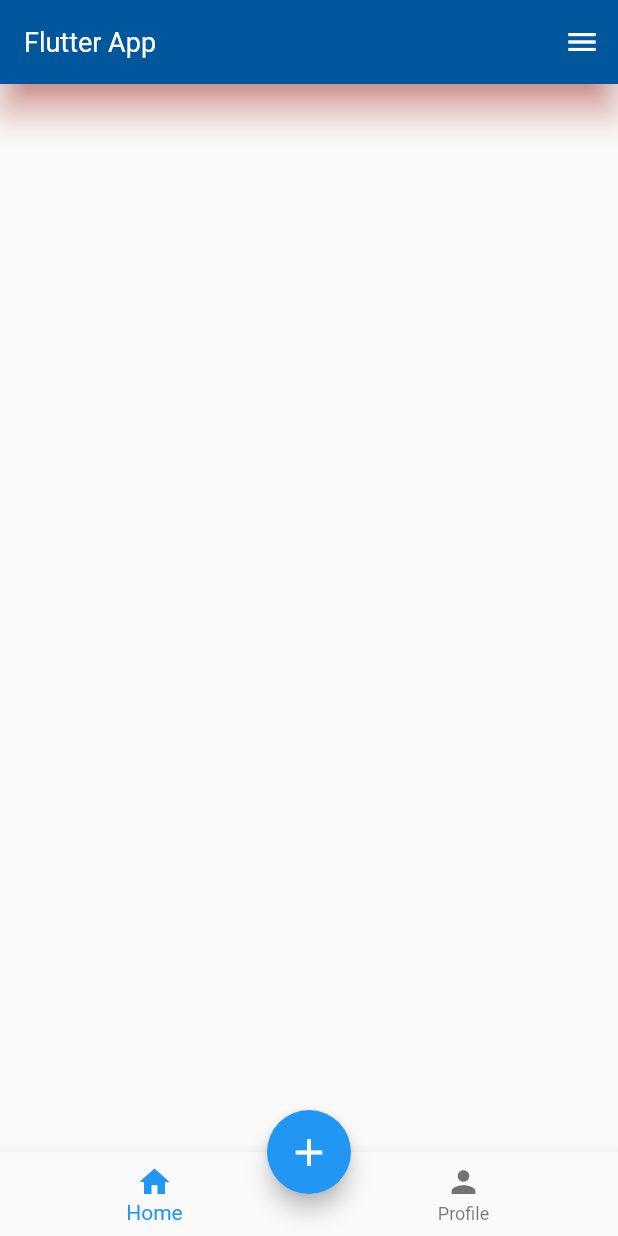
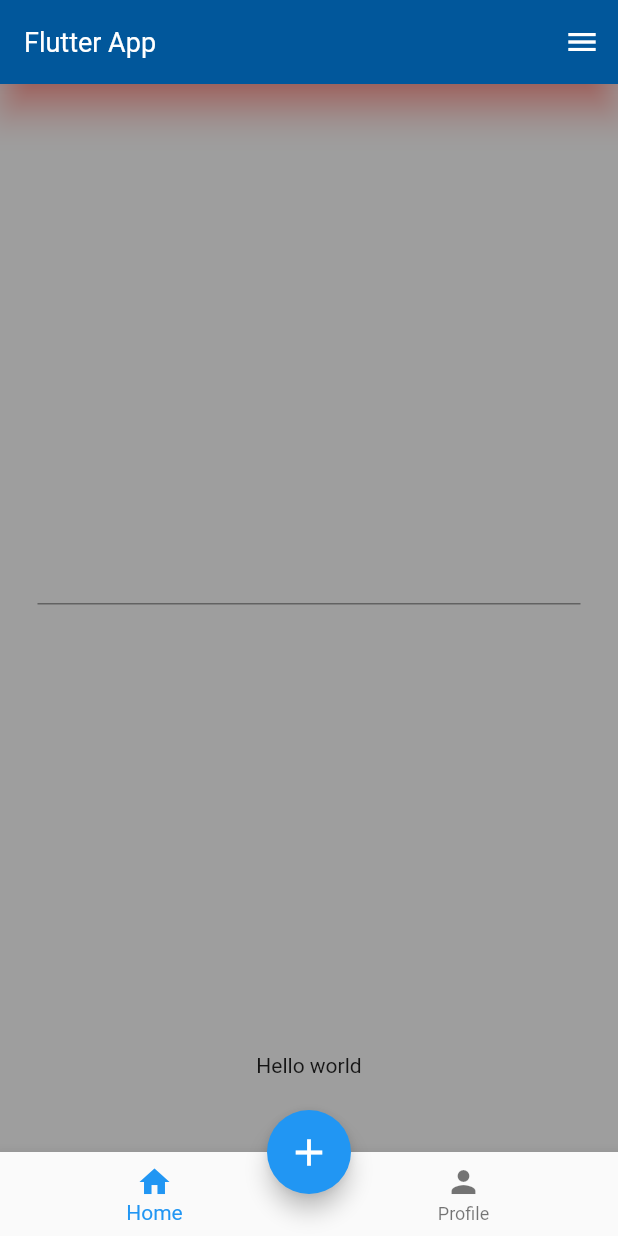
Before and after one commit to AgustinaGF/facebookFlutter, a Flutter app: the screen it shows after launch, on a phone screen of 412 x 824 dp. Run offline on Flutter 3.47's test engine with Material 2 defaults, Android fonts, the phone set to English and light mode, and no system bars.

Commit message:
Scaffold part 4

```diff
--- a/lib/widgets/scaffold.dart
+++ b/lib/widgets/scaffold.dart
@@ -7,6 +7,21 @@ class MyScaffold extends StatelessWidget {
   Widget build(BuildContext context) {
 
     return Scaffold(
+      body:Container(color:Colors.grey,width: double.infinity, height: double.infinity,
+        child: const Column(
+          children:[
+            Expanded(
+            child:Center(
+              child:Padding(padding: EdgeInsets.symmetric(horizontal:25),
+              child:TextField(),
+             ),
+            ),
+            ),
+            Text('Hello world'), SizedBox(height: 50,)],
+
+        )
+      ),
+
       //esta prop permite que se desahabilite la posibilidad de abrir deslizando el drawer
       endDrawerEnableOpenDragGesture:false,
       onEndDrawerChanged: (isOpen) {
@@ -18,14 +33,12 @@ class MyScaffold extends StatelessWidget {
       onPressed:(){print('press button');}),
       floatingActionButtonLocation: FloatingActionButtonLocation.centerDocked,
       endDrawer: const Drawer(
-        elevation: 0,
         child: Column(
           children:  [
             SizedBox(height: 40,),
             Text("test@test.com", style: TextStyle(color: Colors.black))
           ],
         ),
-
       ),
       appBar: AppBar(
       systemOverlayStyle: const SystemUiOverlayStyle(
```
